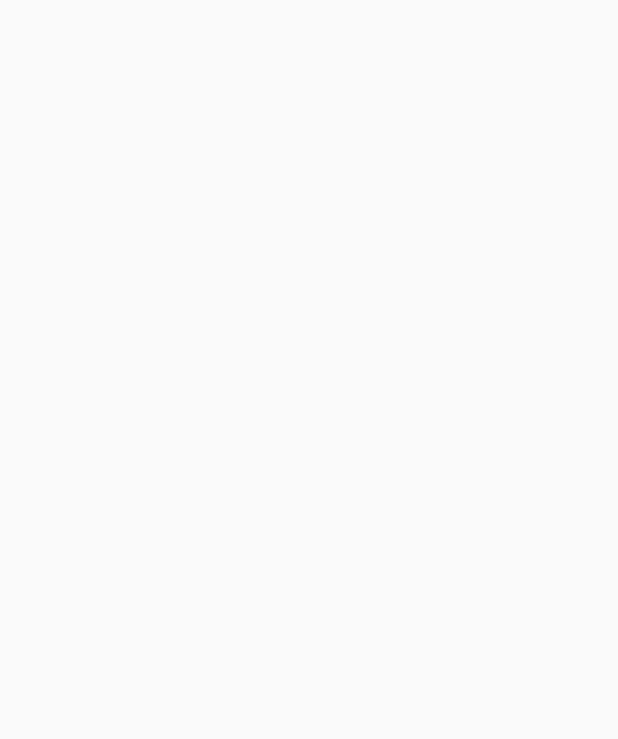
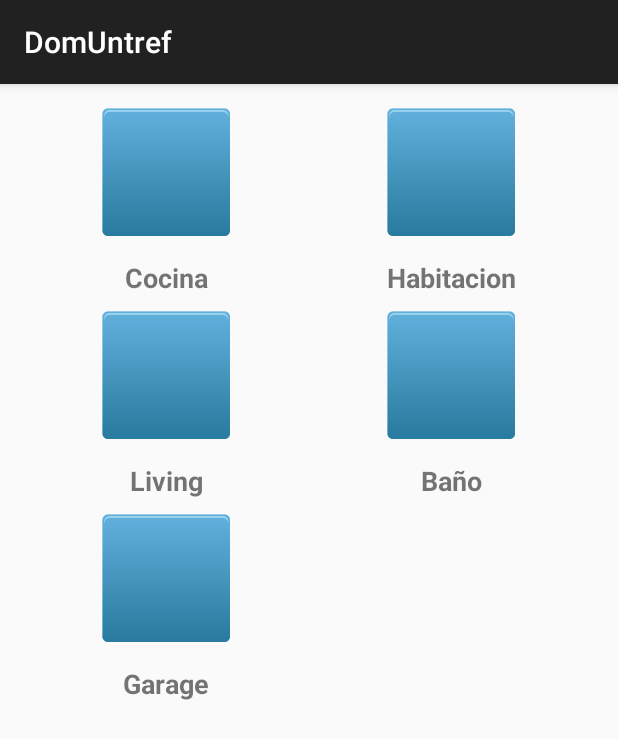
Before and after one commit to garispe/proyecto-domotica-lp4, an Android app: the screen it shows after launch (HabitacionesActivity), on a phone screen of 412 x 824 dp. Before the commit the part shown is empty. Shown: the top 739 px of the screen. Run offline under Robolectric (Android 15) with nearby library versions, the phone set to English and light mode, and no system bars.

Commit message:
Se crea primera version de Grid View para pantalla habitaciones

```diff
--- a/ProyectoDomotica/app/src/main/java/ar/edu/untref/lp4/proyectodomotica/activities/ArtefactosActivity.java
+++ b/ProyectoDomotica/app/src/main/java/ar/edu/untref/lp4/proyectodomotica/activities/ArtefactosActivity.java
@@ -4,6 +4,7 @@ import android.support.v7.app.ActionBarActivity;
 import android.os.Bundle;
 import android.view.Menu;
 import android.view.MenuItem;
+import android.widget.TextView;
 
 import ar.edu.untref.lp4.proyectodomotica.R;
 
@@ -13,6 +14,12 @@ public class ArtefactosActivity extends ActionBarActivity {
     protected void onCreate(Bundle savedInstanceState) {
         super.onCreate(savedInstanceState);
         setContentView(R.layout.activity_artefactos);
+
+        TextView nombreHabitacion = (TextView) findViewById(R.id.nombre_habitacion);
+
+        String nombre = getIntent().getExtras().getString("nombre_habitacion");
+
+        nombreHabitacion.setText(nombre);
     }
 
 
--- a/ProyectoDomotica/app/src/main/java/ar/edu/untref/lp4/proyectodomotica/activities/HabitacionesActivity.java
+++ b/ProyectoDomotica/app/src/main/java/ar/edu/untref/lp4/proyectodomotica/activities/HabitacionesActivity.java
@@ -1,16 +1,76 @@
 package ar.edu.untref.lp4.proyectodomotica.activities;
 
-import android.app.Activity;
+
+import android.content.Intent;
 import android.os.Bundle;
+import android.support.v7.app.ActionBarActivity;
+import android.view.View;
+import android.widget.AdapterView;
+import android.widget.GridView;
+
+import java.util.ArrayList;
+import java.util.List;
 
 import ar.edu.untref.lp4.proyectodomotica.R;
+import ar.edu.untref.lp4.proyectodomotica.adapters.GridHabitacionesAdapter;
+import ar.edu.untref.lp4.proyectodomotica.modelos.Habitacion;
 
-public class HabitacionesActivity extends Activity {
+public class HabitacionesActivity extends ActionBarActivity {
+
+    private static final String NOMBRE_HABITACION = "nombre_habitacion";
+
+    private List<Habitacion> habitaciones;
 
     @Override
     protected void onCreate(Bundle savedInstanceState) {
         super.onCreate(savedInstanceState);
         setContentView(R.layout.activity_habitaciones);
 
+        inicializarListaHabitaciones();
+        inicializarGridView();
+    }
+
+    private void inicializarListaHabitaciones(){
+
+        this.habitaciones = new ArrayList<>();
+
+        /*
+
+        Los nombres e imagenes van almacenarse y leerse desde donde esten almacenados
+
+           Por ejemplo, de una base de datos:
+
+           this.habitaciones.addAll(baseDatos.getHabitaciones());
+
+         */
+
+        this.habitaciones.add(new Habitacion("Cocina"));
+        this.habitaciones.add(new Habitacion("Habitacion"));
+        this.habitaciones.add(new Habitacion("Living"));
+        this.habitaciones.add(new Habitacion("Baño"));
+        this.habitaciones.add(new Habitacion("Garage"));
+    }
+
+    private void inicializarGridView() {
+
+        GridHabitacionesAdapter adapter = new GridHabitacionesAdapter(this, habitaciones);
+
+        GridView gridview = (GridView) findViewById(R.id.grid_view_habitaciones);
+        gridview.setAdapter(adapter);
+
+        gridview.setOnItemClickListener(new AdapterView.OnItemClickListener() {
+            @Override
+            public void onItemClick(AdapterView<?> parent, View view, int position, long id) {
+
+                abrirArtefactosActivity(habitaciones.get(position).getNombre());
+            }
+        });
+    }
+
+    private void abrirArtefactosActivity(String habitacion) {
+
+        Intent intent = new Intent(HabitacionesActivity.this, ArtefactosActivity.class);
+        intent.putExtra(NOMBRE_HABITACION, habitacion);
+        startActivity(intent);
     }
 }
--- /dev/null
+++ b/ProyectoDomotica/app/src/main/java/ar/edu/untref/lp4/proyectodomotica/adapters/GridHabitacionesAdapter.java
@@ -0,0 +1,72 @@
+package ar.edu.untref.lp4.proyectodomotica.adapters;
+
+import android.content.Context;
+import android.view.LayoutInflater;
+import android.view.View;
+import android.view.ViewGroup;
+import android.widget.BaseAdapter;
+import android.widget.ImageView;
+import android.widget.TextView;
+
+import java.util.List;
+
+import ar.edu.untref.lp4.proyectodomotica.R;
+import ar.edu.untref.lp4.proyectodomotica.modelos.Habitacion;
+
+public class GridHabitacionesAdapter extends BaseAdapter {
+
+    private Context context;
+    private final List<Habitacion> nombresHabitaciones;
+
+    public GridHabitacionesAdapter(Context context, List<Habitacion> nombres){
+
+        this.context = context;
+        this.nombresHabitaciones = nombres;
+    }
+
+    @Override
+    public int getCount() {
+        return nombresHabitaciones.size();
+    }
+
+    @Override
+    public Object getItem(int position) {
+        return null;
+    }
+
+    @Override
+    public long getItemId(int position) {
+        return 0;
+    }
+
+    @Override
+    public View getView(int position, View convertView, ViewGroup parent) {
+
+        View grid;
+
+        LayoutInflater inflater = (LayoutInflater) context.getSystemService(Context.LAYOUT_INFLATER_SERVICE);
+
+        if(convertView == null){
+
+            grid = inflater.inflate(R.layout.item_grid_habitaciones, null);
+
+            TextView textView = (TextView) grid.findViewById(R.id.grid_text);
+            ImageView imageView = (ImageView)grid.findViewById(R.id.grid_image);
+
+            textView.setText(nombresHabitaciones.get(position).getNombre());
+            imageView.setImageResource(getImagenAleatoria());
+
+        } else {
+
+            grid = convertView;
+        }
+
+        return grid;
+    }
+
+
+    private int getImagenAleatoria(){
+
+        return R.drawable.cuadro128;
+    }
+}
--- a/ProyectoDomotica/app/src/main/java/ar/edu/untref/lp4/proyectodomotica/modelos/Habitacion.java
+++ b/ProyectoDomotica/app/src/main/java/ar/edu/untref/lp4/proyectodomotica/modelos/Habitacion.java
@@ -13,37 +13,26 @@ public class Habitacion {
 
         //ver si hace falta setear id
         this.nombre = nombre;
-        listaArtefactos = new LinkedList<Artefacto>();
-
+        this.listaArtefactos = new LinkedList<Artefacto>();
     }
 
     public int getId() {
-
         return this.id;
-
     }
 
     public String getNombre() {
-
         return nombre;
-
     }
 
     public void setNombre(String nombre) {
-
         this.nombre = nombre;
-
     }
 
     public List<Artefacto> getArtefactos() {
-
         return this.listaArtefactos;
-
     }
 
     public void agregarArtefacto(Artefacto artefactoAAgregar) {
-
         this.listaArtefactos.add(artefactoAAgregar);
-
     }
 }
--- a/ProyectoDomotica/app/src/main/res/layout/activity_artefactos.xml
+++ b/ProyectoDomotica/app/src/main/res/layout/activity_artefactos.xml
@@ -1,12 +1,16 @@
 <RelativeLayout xmlns:android="http://schemas.android.com/apk/res/android"
-    xmlns:tools="http://schemas.android.com/tools" android:layout_width="match_parent"
-    android:layout_height="match_parent" android:paddingLeft="@dimen/activity_horizontal_margin"
+    xmlns:tools="http://schemas.android.com/tools"
+    android:layout_width="match_parent"
+    android:layout_height="match_parent"
+    android:paddingLeft="@dimen/activity_horizontal_margin"
     android:paddingRight="@dimen/activity_horizontal_margin"
     android:paddingTop="@dimen/activity_vertical_margin"
     android:paddingBottom="@dimen/activity_vertical_margin"
     tools:context="ar.edu.untref.lp4.proyectodomotica.activities.ArtefactosActivity">
 
-    <TextView android:text="@string/hello_world" android:layout_width="wrap_content"
+    <TextView
+        android:id="@+id/nombre_habitacion"
+        android:layout_width="wrap_content"
         android:layout_height="wrap_content" />
 
 </RelativeLayout>
--- a/ProyectoDomotica/app/src/main/res/layout/activity_habitaciones.xml
+++ b/ProyectoDomotica/app/src/main/res/layout/activity_habitaciones.xml
@@ -8,4 +8,12 @@
     android:paddingBottom="@dimen/activity_vertical_margin"
     tools:context=".MainActivity">
 
+    <GridView
+        android:id="@+id/grid_view_habitaciones"
+        android:layout_width="match_parent"
+        android:layout_height="match_parent"
+        android:numColumns="2"
+        android:verticalSpacing="10dp"
+        android:stretchMode="columnWidth" />
+
 </RelativeLayout>
--- /dev/null
+++ b/ProyectoDomotica/app/src/main/res/layout/item_grid_habitaciones.xml
@@ -0,0 +1,24 @@
+<?xml version="1.0" encoding="utf-8"?>
+<RelativeLayout xmlns:android="http://schemas.android.com/apk/res/android"
+    android:layout_width="match_parent"
+    android:layout_height="match_parent"
+
+    >
+
+    <ImageView
+        android:id="@+id/grid_image"
+        android:layout_width="wrap_content"
+        android:layout_height="wrap_content"
+        android:layout_centerHorizontal="true" />
+
+    <TextView
+        android:id="@+id/grid_text"
+        android:layout_width="wrap_content"
+        android:layout_height="wrap_content"
+        android:layout_marginTop="15dp"
+        android:layout_below="@id/grid_image"
+        android:textStyle="bold"
+        android:layout_centerHorizontal="true"
+        android:textSize="18sp" />
+
+</RelativeLayout>
--- a/ProyectoDomotica/app/src/main/res/values/strings.xml
+++ b/ProyectoDomotica/app/src/main/res/values/strings.xml
@@ -7,9 +7,8 @@
     <string name="title_activity_portada">PortadaActivity</string>
     <string name="title_activity_login">LoginActivity</string>
     <string name="title_activity_registro">RegistroActivity</string>
-    <string name="title_activity_artefactos">ArtefactosActivity</string>
-    <string name="title_activity_configuracion">ConfiguracionActivity</string>
-    <string name="title_activity_estadisticas">EstadisticasActivity</string>
-    <string name="title_activity_recycler_view">RecyclerViewActivity</string>
+    <string name="title_activity_artefactos">Artefactos</string>
+    <string name="title_activity_configuracion">Configuracion</string>
+    <string name="title_activity_estadisticas">Estadisticas</string>
 
 </resources>
```
Also changed, not shown: ProyectoDomotica/app/src/main/java/ar/edu/untref/lp4/proyectodomotica/modelos/Artefacto.java (+0 -7 lines), ProyectoDomotica/app/src/main/res/drawable-hdpi/cuadro128.png (added), ProyectoDomotica/app/src/main/res/drawable-hdpi/ic_launcher.png (deleted), ProyectoDomotica/app/src/main/res/drawable-mdpi/ic_launcher.png (deleted), ProyectoDomotica/app/src/main/res/drawable-xhdpi/ic_launcher.png (deleted), ProyectoDomotica/app/src/main/res/drawable-xxhdpi/ic_launcher.png (deleted).
